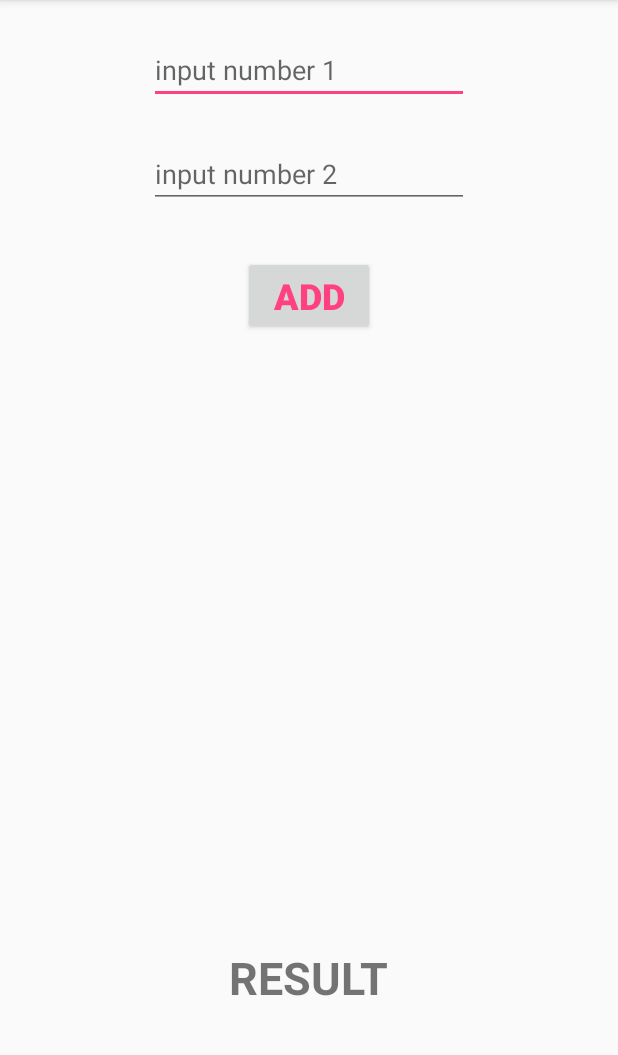
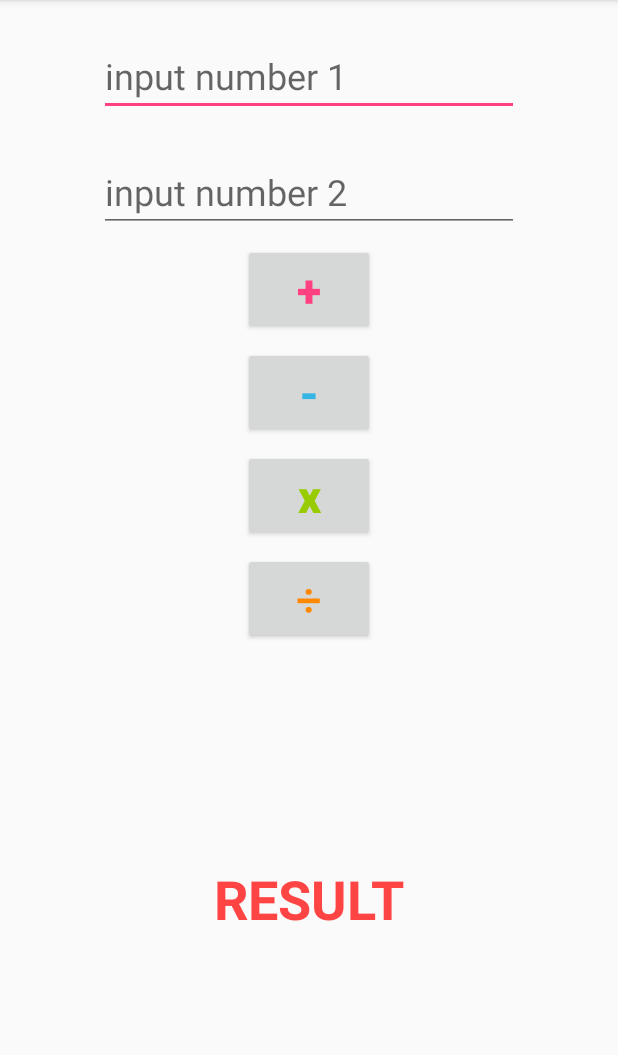
Before and after one commit to nawapatsaphon/calculator, an Android app: the screen it shows after launch (MainActivity), on a phone screen of 412 x 824 dp, the part 84-1139 px from its top. Run offline under Robolectric (Android 15) with nearby library versions, the phone set to English and light mode, and no system bars.

Commit message:
ADD MINUS MULTIPLY DIVIDE   : Complete

```diff
--- a/app/src/main/java/sdu/cs58/nawapatsaphon/calculator/MainActivity.java
+++ b/app/src/main/java/sdu/cs58/nawapatsaphon/calculator/MainActivity.java
@@ -10,7 +10,7 @@ import android.widget.TextView;
 public class MainActivity extends AppCompatActivity {
     //1.ประกาศตัวแปร
     EditText number1edittext,number2edittext;
-    Button addbutton;
+    Button addbutton,minusbutton,multiplybutton,dividebutton;
     TextView resultTextview;
     int num1,num2,result;
 
@@ -22,6 +22,9 @@ public class MainActivity extends AppCompatActivity {
         number1edittext = findViewById(R.id.edtNumber1);
         number2edittext = findViewById(R.id.edtNumber2);
         addbutton = findViewById(R.id.btnAdd);
+        minusbutton = findViewById(R.id.btnMinus);
+        multiplybutton = findViewById(R.id.btnMultiply);
+        dividebutton = findViewById(R.id.btnDivide);
         resultTextview = findViewById(R.id.txvResult);
 
         addbutton.setOnClickListener(new View.OnClickListener() {
@@ -31,7 +34,36 @@ public class MainActivity extends AppCompatActivity {
                  num1 = Integer.parseInt(number1edittext.getText().toString().trim());
                 num2 = Integer.parseInt(number2edittext.getText().toString().trim());
                 result = num1 + num2;
-
+                resultTextview.setText(result + "");
+            }
+        });//end setOnClickListenner
+        minusbutton.setOnClickListener(new View.OnClickListener() {
+            @Override
+            public void onClick(View view) {
+                //3.แปลงค่าที่รับจาก Edittext เป็นตัวเลขเก็บในตัวแปรชนิด int
+                num1 = Integer.parseInt(number1edittext.getText().toString().trim());
+                num2 = Integer.parseInt(number2edittext.getText().toString().trim());
+                result = num1 - num2;
+                resultTextview.setText(result + "");
+            }
+        });//end setOnClickListenner
+        multiplybutton.setOnClickListener(new View.OnClickListener() {
+            @Override
+            public void onClick(View view) {
+                //3.แปลงค่าที่รับจาก Edittext เป็นตัวเลขเก็บในตัวแปรชนิด int
+                num1 = Integer.parseInt(number1edittext.getText().toString().trim());
+                num2 = Integer.parseInt(number2edittext.getText().toString().trim());
+                result = num1 * num2;
+                resultTextview.setText(result + "");
+            }
+        });//end setOnClickListenner
+        dividebutton.setOnClickListener(new View.OnClickListener() {
+            @Override
+            public void onClick(View view) {
+                //3.แปลงค่าที่รับจาก Edittext เป็นตัวเลขเก็บในตัวแปรชนิด int
+                num1 = Integer.parseInt(number1edittext.getText().toString().trim());
+                num2 = Integer.parseInt(number2edittext.getText().toString().trim());
+                result = num1 / num2;
                 resultTextview.setText(result + "");
             }
         });//end setOnClickListenner
--- a/app/src/main/res/layout/activity_main.xml
+++ b/app/src/main/res/layout/activity_main.xml
@@ -17,6 +17,7 @@
         android:ems="10"
         android:hint="input number 1"
         android:inputType="number"
+        android:textSize="24sp"
         app:layout_constraintEnd_toEndOf="parent"
         app:layout_constraintStart_toStartOf="parent"
         app:layout_constraintTop_toTopOf="parent" />
@@ -31,6 +32,7 @@
         android:ems="10"
         android:hint="input number 2"
         android:inputType="number"
+        android:textSize="24sp"
         app:layout_constraintEnd_toEndOf="parent"
         app:layout_constraintStart_toStartOf="parent"
         app:layout_constraintTop_toBottomOf="@+id/edtNumber1" />
@@ -41,10 +43,10 @@
         android:layout_height="wrap_content"
         android:layout_marginEnd="8dp"
         android:layout_marginStart="8dp"
-        android:layout_marginTop="32dp"
-        android:text="ADD"
+        android:layout_marginTop="8dp"
+        android:text="+"
         android:textColor="@color/colorAccent"
-        android:textSize="24sp"
+        android:textSize="30sp"
         android:textStyle="bold"
         app:layout_constraintEnd_toEndOf="parent"
         app:layout_constraintStart_toStartOf="parent"
@@ -60,11 +62,56 @@
         android:layout_marginTop="8dp"
         android:text="Result"
         android:textAllCaps="true"
-        android:textSize="30sp"
+        android:textColor="@android:color/holo_red_light"
+        android:textSize="36sp"
         android:textStyle="bold"
         app:layout_constraintBottom_toBottomOf="parent"
         app:layout_constraintEnd_toEndOf="parent"
         app:layout_constraintStart_toStartOf="parent"
-        app:layout_constraintTop_toBottomOf="@+id/btnAdd"
-        app:layout_constraintVertical_bias="0.82" />
+        app:layout_constraintTop_toBottomOf="@+id/btnDivide" />
+
+    <Button
+        android:id="@+id/btnMinus"
+        android:layout_width="wrap_content"
+        android:layout_height="wrap_content"
+        android:layout_marginEnd="8dp"
+        android:layout_marginStart="8dp"
+        android:layout_marginTop="8dp"
+        android:text="-"
+        android:textColor="@android:color/holo_blue_light"
+        android:textSize="30sp"
+        android:textStyle="bold"
+        app:layout_constraintEnd_toEndOf="parent"
+        app:layout_constraintStart_toStartOf="parent"
+        app:layout_constraintTop_toBottomOf="@+id/btnAdd" />
+
+    <Button
+        android:id="@+id/btnMultiply"
+        android:layout_width="wrap_content"
+        android:layout_height="wrap_content"
+        android:layout_marginEnd="8dp"
+        android:layout_marginStart="8dp"
+        android:layout_marginTop="8dp"
+        android:text="x"
+        android:textAllCaps="false"
+        android:textColor="@android:color/holo_green_light"
+        android:textSize="30sp"
+        android:textStyle="bold"
+        app:layout_constraintEnd_toEndOf="parent"
+        app:layout_constraintStart_toStartOf="parent"
+        app:layout_constraintTop_toBottomOf="@+id/btnMinus" />
+
+    <Button
+        android:id="@+id/btnDivide"
+        android:layout_width="wrap_content"
+        android:layout_height="wrap_content"
+        android:layout_marginEnd="8dp"
+        android:layout_marginStart="8dp"
+        android:layout_marginTop="8dp"
+        android:text="÷"
+        android:textColor="@android:color/holo_orange_dark"
+        android:textSize="30sp"
+        app:layout_constraintEnd_toEndOf="parent"
+        app:layout_constraintStart_toStartOf="parent"
+        app:layout_constraintTop_toBottomOf="@+id/btnMultiply" />
 </android.support.constraint.ConstraintLayout>
```
